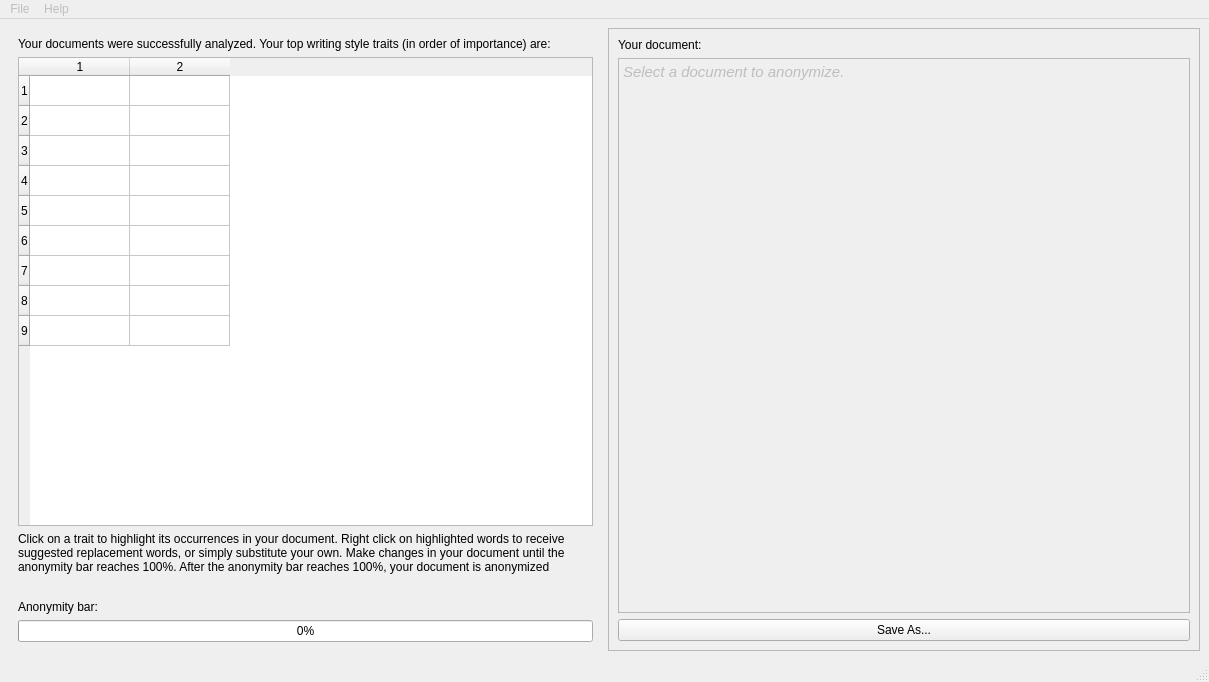
pagea/unstyle, file stylproj/gui/stylproj.ui: the form before one commit.
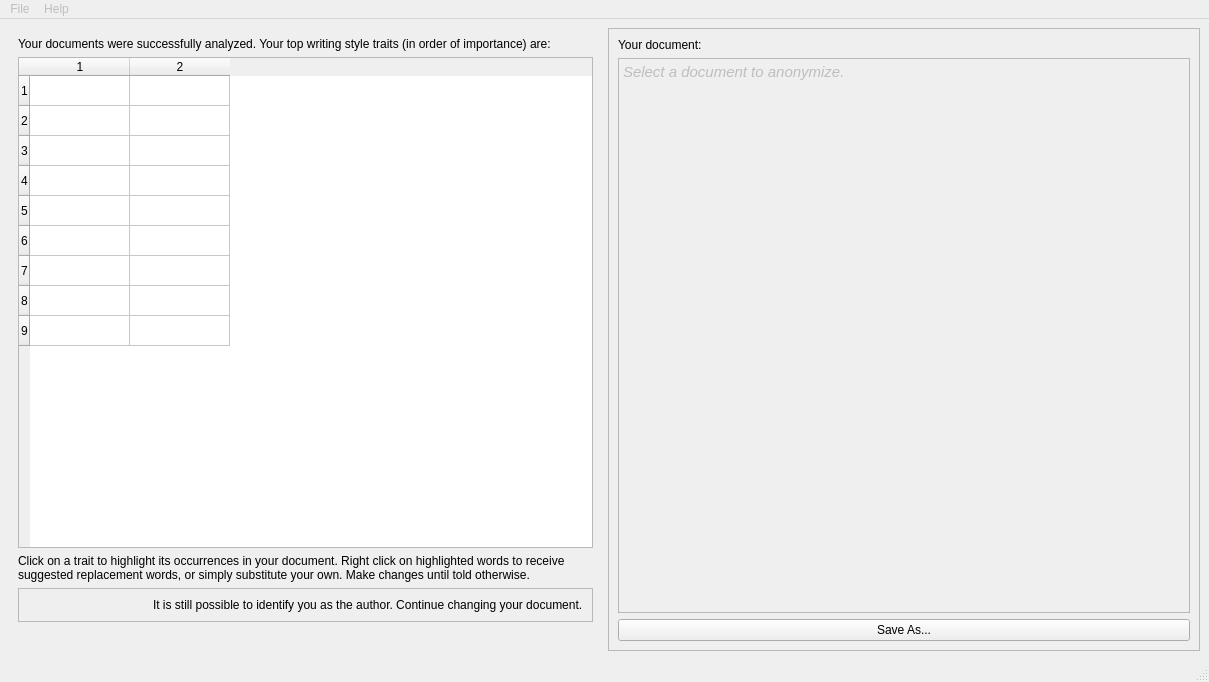
The form after the commit. The open tabs and pages were chosen to show the change. Icons and pictures are not drawn.

Diff of the .ui file:
```diff
--- a/stylproj/gui/stylproj.ui
+++ b/stylproj/gui/stylproj.ui
@@ -222,6 +222,9 @@
           <property name="columnCount">
            <number>2</number>
           </property>
+          <attribute name="horizontalHeaderShowSortIndicator" stdset="0">
+           <bool>false</bool>
+          </attribute>
           <row/>
           <row/>
           <row/>
@@ -238,7 +241,7 @@
         <item>
          <widget class="QLabel" name="label_7">
           <property name="text">
-           <string>Click on a trait to highlight its occurrences in your document. Right click on highlighted words to receive suggested replacement words, or simply substitute your own. Make changes in your document until the anonymity bar reaches 100%. After the anonymity bar reaches 100%, your document is anonymized</string>
+           <string>Click on a trait to highlight its occurrences in your document. Right click on highlighted words to receive suggested replacement words, or simply substitute your own. Make changes until told otherwise.</string>
           </property>
           <property name="wordWrap">
            <bool>true</bool>
@@ -246,7 +249,16 @@
          </widget>
         </item>
         <item>
-         <widget class="QLabel" name="label_4">
+         <widget class="QFrame" name="frame_3">
+          <property name="frameShape">
+           <enum>QFrame::StyledPanel</enum>
+          </property>
+          <property name="frameShadow">
+           <enum>QFrame::Raised</enum>
+          </property>
+          <layout class="QHBoxLayout" name="horizontalLayout_2">
+           <item>
+            <widget class="QLabel" name="label_8">
           <property name="text">
            <string/>
           </property>
@@ -255,14 +267,17 @@
         <item>
          <widget class="QLabel" name="label_2">
           <property name="text">
-           <string>Anonymity bar:</string>
+              <string>It is still possible to identify you as the author. Continue changing your document.</string>
           </property>
          </widget>
         </item>
+          </layout>
+         </widget>
+        </item>
         <item>
-         <widget class="QProgressBar" name="progressBar">
-          <property name="value">
-           <number>0</number>
+         <widget class="QLabel" name="label_4">
+          <property name="text">
+           <string/>
           </property>
          </widget>
         </item>
```
Left out of the diff: 27 changed lines with no effect on the pictures. Lines whose indentation alone changed are shown as unchanged.
